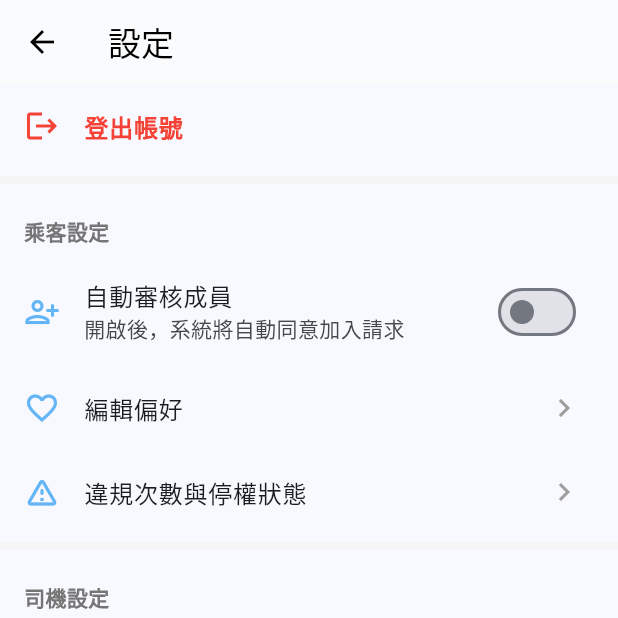
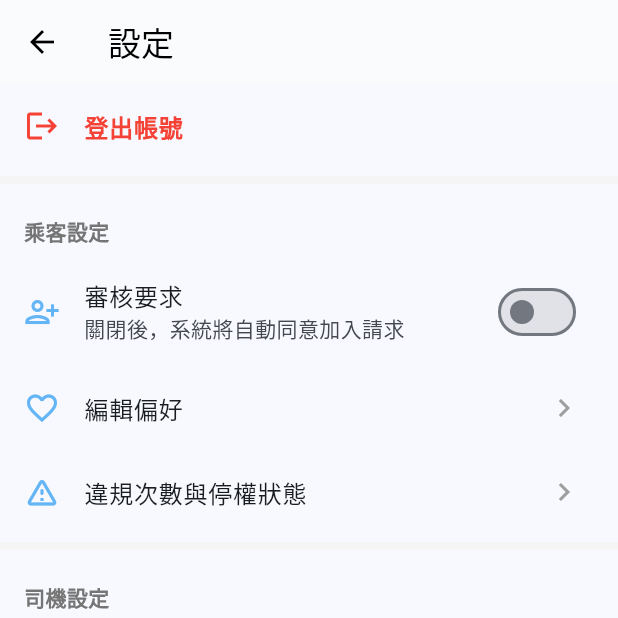
Before and after one commit to kqqy/ridesharing, a Flutter app: the SettingsBody screen opened directly with empty values, on a phone screen of 412 x 824 dp, the top half of it. Run offline on Flutter 3.47's test engine with Material 3 defaults, Android fonts, the light colour scheme and no system bars; our stand-ins replace supabase_flutter; accounts and stored records are empty.

Commit message:
修改設定審核要求的文字

```diff
--- a/lib/setting_widgets.dart
+++ b/lib/setting_widgets.dart
@@ -48,8 +48,8 @@ class SettingsBody extends StatelessWidget {
           // [新增] 自動審核成員開關
           SwitchListTile(
             secondary: Icon(Icons.person_add_alt, color: Colors.blue[300]),
-            title: const Text('自動審核成員'),
-            subtitle: const Text('開啟後，系統將自動同意加入請求'),
+            title: const Text('審核要求'),
+            subtitle: const Text('關閉後，系統將自動同意加入請求'),
             value: isAutoApprove,
             onChanged: onAutoApproveChanged,
             activeColor: Colors.blue,
```
